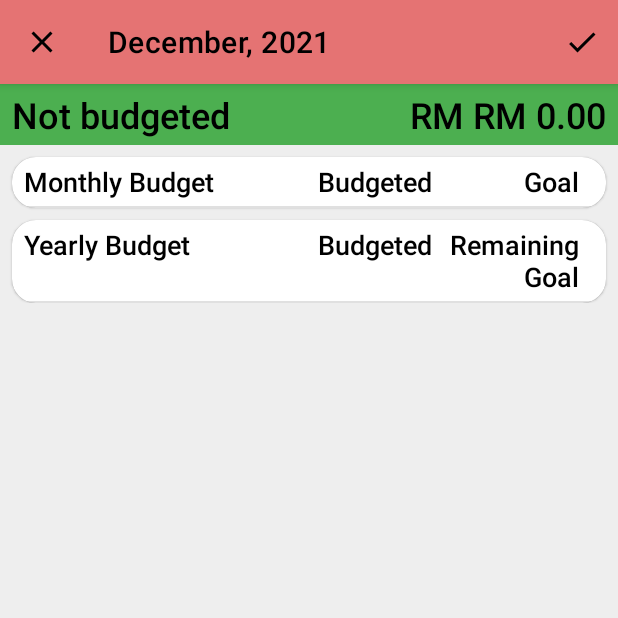
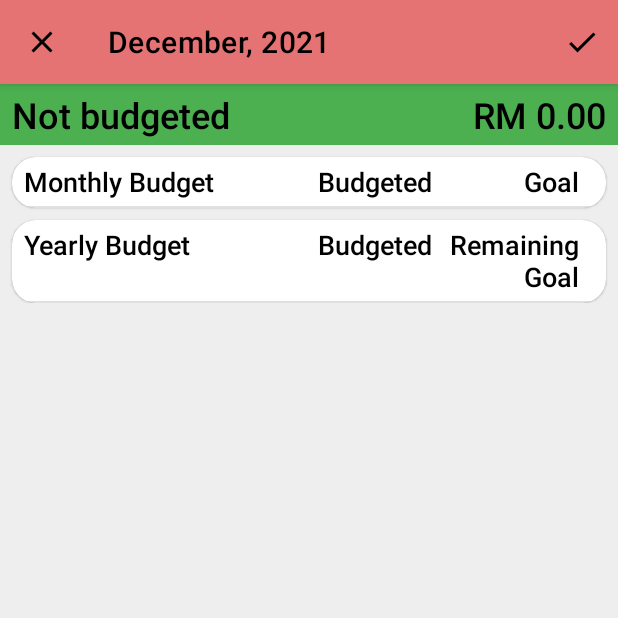
Before and after one commit to kedaitayar/MFM2, an Android app: the BudgetingFragment screen opened through its navigation route, on a phone screen of 412 x 824 dp, the top half of it. Run offline under Robolectric (Android 15) with nearby library versions, the phone set to English and light mode, and no system bars; our stand-ins replace Dagger/Hilt's generated code, Room's generated code, Timber; libraries missing offline, so code that uses them is left out: by.kirich1409.viewbindingdelegate; 8 statements that could not run were skipped.

Commit message:
fix: BudgetingFragment.kt notbudgeting string issues

```diff
--- a/app/src/main/java/io/github/kedaitayar/mfm/ui/budget/budgeting/BudgetingFragment.kt
+++ b/app/src/main/java/io/github/kedaitayar/mfm/ui/budget/budgeting/BudgetingFragment.kt
@@ -122,11 +122,7 @@ class BudgetingFragment : Fragment(R.layout.fragment_budgeting),
             lifecycle.repeatOnLifecycle(Lifecycle.State.STARTED) {
                 launch {
                     budgetingViewModel.currentTotalNotBudgeted.collect {
-                        binding.textViewNotBudgetedAmount.text =
-                            requireContext().resources.getString(
-                                R.string.currency_symbol,
-                                it.toCurrency(requireContext())
-                            )
+                        binding.textViewNotBudgetedAmount.text = it.toCurrency(requireContext())
                         if (it < 0) {
                             binding.constraintLayoutNotBudgeted.setBackgroundColor(red)
                         } else {
--- a/app/src/main/res/layout/fragment_budgeting.xml
+++ b/app/src/main/res/layout/fragment_budgeting.xml
@@ -55,7 +55,7 @@
                 android:paddingEnd="8dp"
                 android:paddingStart="8dp"
                 android:paddingBottom="4dp"
-                android:text="RM"
+                android:text="RM 0.00"
                 android:textColor="?onGGreen"
                 android:textSize="24sp"
                 app:layout_constraintEnd_toEndOf="parent"
```
